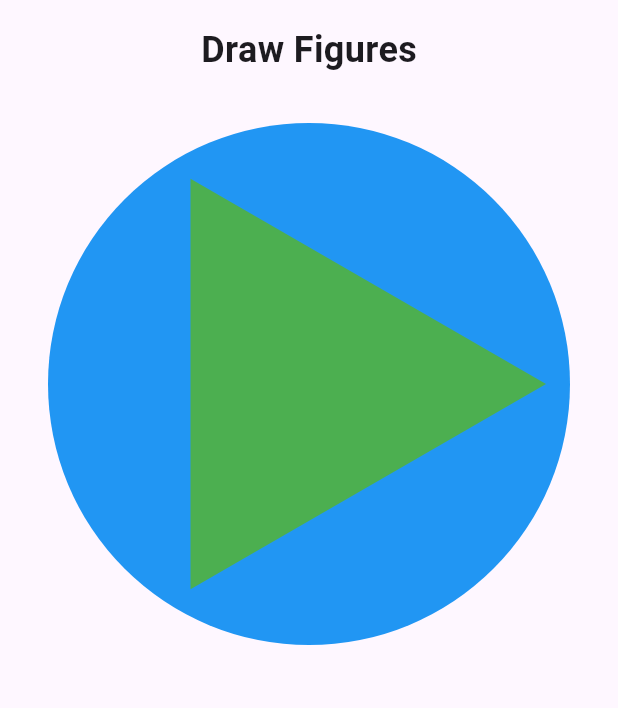
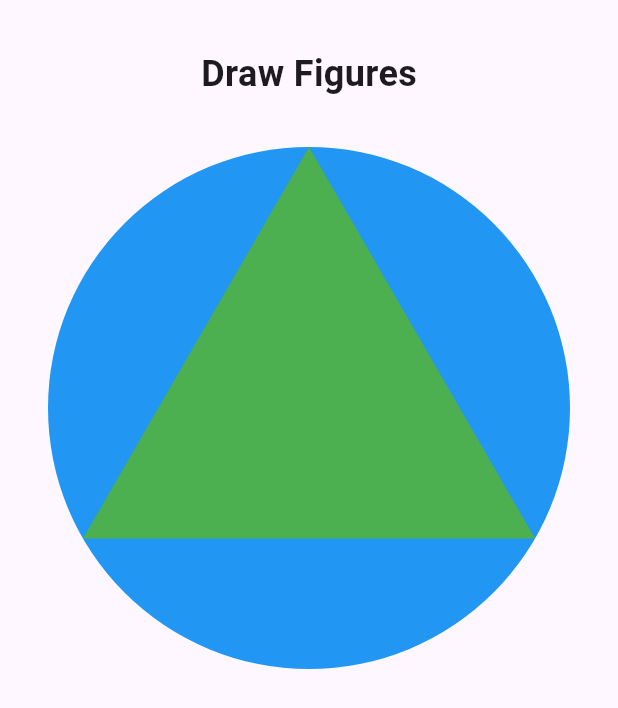
Before and after one commit to Jexim/flutter-embedded-test, a Flutter app: the DrawFigures widget shown alone on an empty page, opened directly, on a phone screen of 412 x 824 dp. Shown: the top 708 px of the screen. Run offline on Flutter 3.47's test engine with Material 3 defaults, Android fonts, the phone set to English and light mode, and no system bars; our stand-ins replace flutter_bloc.

Commit message:
fix draw math

```diff
--- a/lib/main.dart
+++ b/lib/main.dart
@@ -1,4 +1,5 @@
 import 'package:flutter/material.dart';
+import 'package:flutter/rendering.dart';
 import 'package:flutter_bloc/flutter_bloc.dart';
 
 import 'package:test_gui/widgets/main_stream.dart';
@@ -7,6 +8,8 @@ import 'package:test_gui/widgets/draw_figures.dart';
 import 'package:test_gui/cubit/triangle_rotation_cubit.dart';
 
 void main() {
+  debugRepaintRainbowEnabled = true;
+
   runApp(const MyApp());
 }
 
--- a/lib/widgets/draw_figures.dart
+++ b/lib/widgets/draw_figures.dart
@@ -1,4 +1,4 @@
-import 'dart:math';
+import 'dart:math' as math;
 import 'package:flutter/material.dart';
 import 'package:flutter_bloc/flutter_bloc.dart';
 
@@ -10,20 +10,14 @@ class DrawFigures extends StatelessWidget {
   @override
   Widget build(BuildContext context) {
     return Container(
-      padding: const EdgeInsets.only(top: 16),
+      padding: const EdgeInsets.all(32),
       child: Column(
         children: [
-          Text(
-            'Draw Figures',
-            style: TextStyle(fontSize: 24, fontWeight: FontWeight.bold),
-          ),
+          Text('Draw Figures', style: TextStyle(fontSize: 24, fontWeight: FontWeight.bold)),
+          SizedBox(height: 32),
           AspectRatio(
             aspectRatio: 1,
-            child: BlocBuilder<TriangleRotationCubit, double>(
-              builder:
-                  (context, angle) =>
-                      CustomPaint(painter: DrawFiguresPainter(angle)),
-            ),
+            child: BlocBuilder<TriangleRotationCubit, double>(builder: (context, angle) => CustomPaint(painter: DrawFiguresPainter(angle))),
           ),
         ],
       ),
@@ -32,46 +26,49 @@ class DrawFigures extends StatelessWidget {
 }
 
 class DrawFiguresPainter extends CustomPainter {
+  static final circlePaint =
+      Paint()
+        ..color = Colors.blue
+        ..style = PaintingStyle.fill;
+  static final trianglePaint =
+      Paint()
+        ..color = Colors.green
+        ..style = PaintingStyle.fill;
+
   final double angle;
 
   DrawFiguresPainter(this.angle);
 
   @override
   void paint(Canvas canvas, Size size) {
-    final center = Offset(size.width / 2, size.height / 2);
-
-    final circlePaint =
-        Paint()
-          ..color = Colors.blue
-          ..style = PaintingStyle.fill;
-    final circleRadius = min(size.width, size.height) * 0.5 - 32;
-    final circleRadiusWithPadding = circleRadius - 16;
-
-    final trianglePaint =
-        Paint()
-          ..color = Colors.green
-          ..style = PaintingStyle.fill;
-    final trianglePath =
-        Path()
-          ..moveTo(
-            center.dx + circleRadiusWithPadding * cos(angle),
-            center.dy + circleRadiusWithPadding * sin(angle),
-          )
-          ..lineTo(
-            center.dx + circleRadiusWithPadding * cos(angle + 2 * pi / 3),
-            center.dy + circleRadiusWithPadding * sin(angle + 2 * pi / 3),
-          )
-          ..lineTo(
-            center.dx + circleRadiusWithPadding * cos(angle + 4 * pi / 3),
-            center.dy + circleRadiusWithPadding * sin(angle + 4 * pi / 3),
-          )
-          ..close();
+    final center = size.center(Offset.zero);
+    final circleRadius = math.min(size.width, size.height) * 0.5;
 
     canvas.drawCircle(center, circleRadius, circlePaint);
+
+    canvas.save();
+    canvas.translate(center.dx, center.dy);
+    canvas.rotate(angle);
+
+    final trianglePath = Path();
+
+    for (var i = 0; i < 3; i++) {
+      final vertex = -math.pi * 0.5 + (i * 2 * math.pi / 3);
+      final x = circleRadius * math.cos(vertex);
+      final y = circleRadius * math.sin(vertex);
+
+      if (i == 0) {
+        trianglePath.moveTo(x, y);
+      } else {
+        trianglePath.lineTo(x, y);
+      }
+    }
+
+    trianglePath.close();
     canvas.drawPath(trianglePath, trianglePaint);
+    canvas.restore();
   }
 
   @override
-  bool shouldRepaint(DrawFiguresPainter oldDelegate) =>
-      oldDelegate.angle != angle;
+  bool shouldRepaint(DrawFiguresPainter oldDelegate) => oldDelegate.angle != angle;
 }
--- a/lib/widgets/main_stream.dart
+++ b/lib/widgets/main_stream.dart
@@ -5,10 +5,7 @@ class MainStream extends StatelessWidget {
 
   @override
   Widget build(BuildContext context) {
-    return Image(
-      image: AssetImage('assets/images/nature-full-hd.jpg'),
-      fit: BoxFit.fitHeight,
-    );
+    return Image(image: AssetImage('assets/images/nature-full-hd.jpg'), fit: BoxFit.fitHeight);
     // return Container(
     //   decoration: BoxDecoration(
     //     image: DecorationImage(
--- a/lib/widgets/position_control.dart
+++ b/lib/widgets/position_control.dart
@@ -1,4 +1,4 @@
-import 'dart:math';
+import 'dart:math' as math;
 import 'package:flutter/material.dart';
 import 'package:flutter_bloc/flutter_bloc.dart';
 
@@ -26,27 +26,18 @@ class PositionControl extends StatelessWidget {
                     ],
                   ),
                 ),
-                Text(
-                  'Position Control',
-                  style: TextStyle(fontSize: 24, fontWeight: FontWeight.bold),
-                ),
+                Text('Position Control', style: TextStyle(fontSize: 24, fontWeight: FontWeight.bold)),
                 SizedBox(height: 16),
                 Slider(
                   value: triangleRotation,
-                  min: -pi,
-                  max: pi,
+                  min: -math.pi,
+                  max: math.pi,
                   onChanged: (double value) {
-                    context.read<TriangleRotationCubit>().setTriangleRotation(
-                      value,
-                    );
+                    context.read<TriangleRotationCubit>().setTriangleRotation(value);
                   },
                 ),
-                Text(
-                  'Current Radians: ${(triangleRotation).toStringAsFixed(2)}',
-                ),
-                Text(
-                  'Current Degrees: ${(triangleRotation * 180 / pi).toStringAsFixed(2)}',
-                ),
+                Text('Current Radians: ${(triangleRotation).toStringAsFixed(2)}'),
+                Text('Current Degrees: ${(triangleRotation * 180 / math.pi).toStringAsFixed(2)}'),
               ],
             ),
       ),
--- a/pubspec.yaml
+++ b/pubspec.yaml
@@ -59,7 +59,7 @@ flutter:
 
   # To add assets to your application, add an assets section, like this:
   assets:
-    - assets/images/nature-full-hd.jpg
+    - assets/images/
 
 
   # An image asset can refer to one or more resolution-specific "variants", see
```
